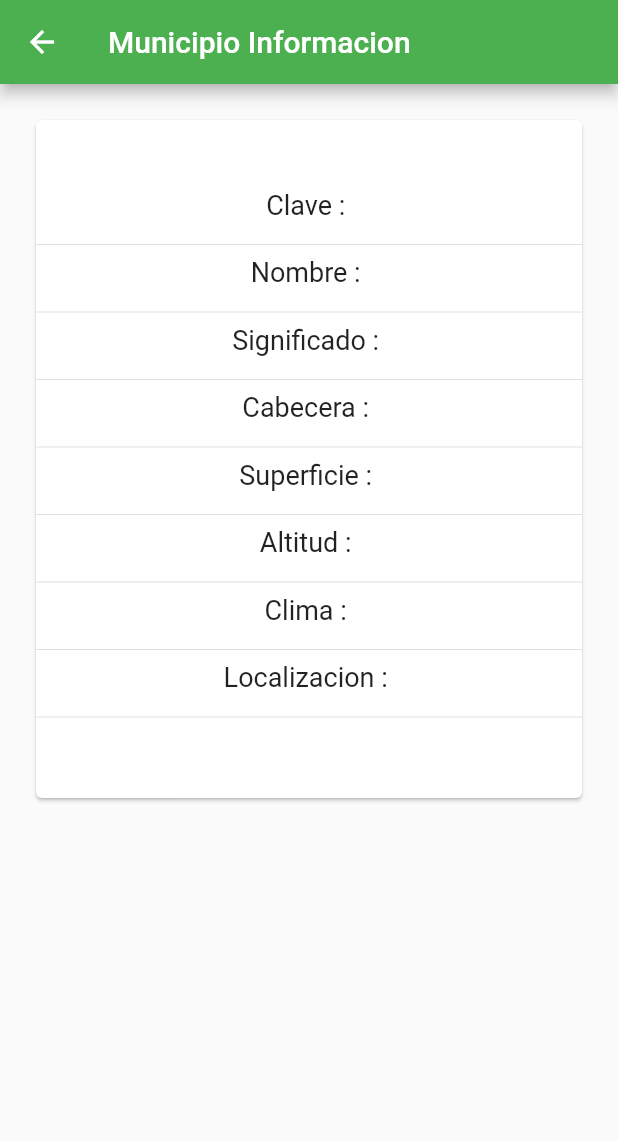
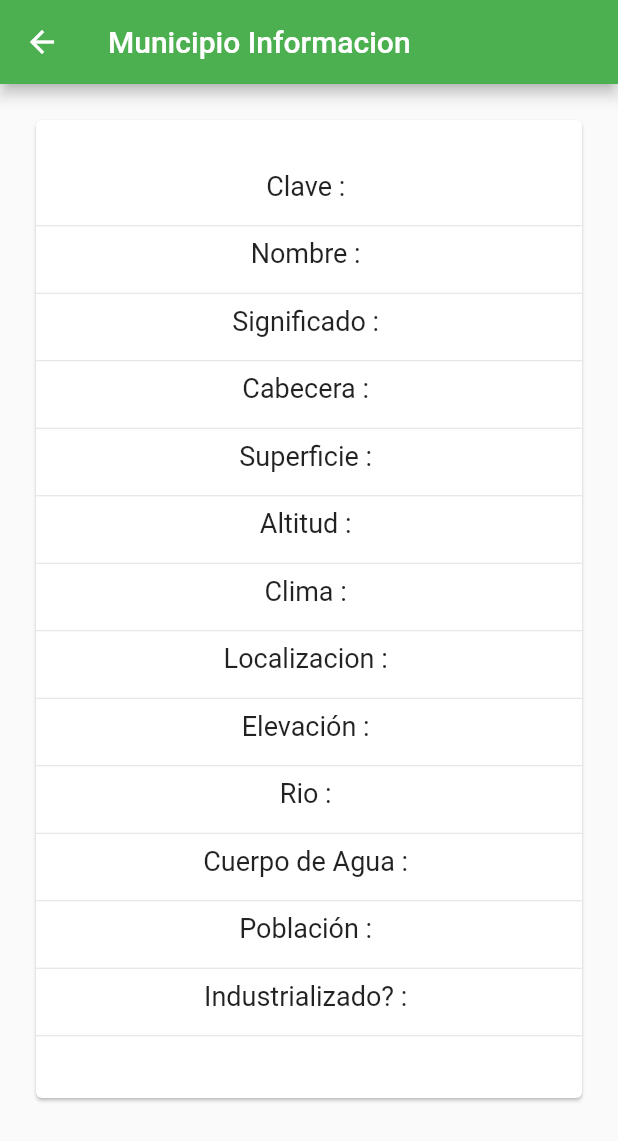
Before and after one commit to luiiss997/crud_flutter, a Flutter app: the MunicipioInfo screen opened directly with empty values, on a phone screen of 412 x 824 dp. Shown: the top 1141 px of the screen. Run offline on Flutter 3.47's test engine with Material 2 defaults, Android fonts, the phone set to English and light mode, and no system bars; our stand-ins replace firebase_auth, firebase_core, firebase_database; accounts and stored records are empty.

Commit message:
ASPESTOS FULL MEGA 1LINK

```diff
--- a/lib/ui/municipios_info.dart
+++ b/lib/ui/municipios_info.dart
@@ -2,20 +2,23 @@ import 'package:crud_flutter/model/aspectos.dart';
 import 'package:flutter/material.dart';
 import 'package:firebase_database/firebase_database.dart';
 import 'package:crud_flutter/model/municipio.dart';
-
+import 'package:crud_flutter/model/aspectos.dart';
 
 class MunicipioInfo extends StatefulWidget {
   final Municipio municipio;
   final Aspecto aspecto;
-  MunicipioInfo(this.municipio,this.aspecto);
+
+  MunicipioInfo(this.municipio, this.aspecto);
+
   @override
   _MunicipioInfoState createState() => _MunicipioInfoState();
 }
 
-final municipioRefencia = FirebaseDatabase.instance.reference().child('municipios');
+final municipioRefencia =
+    FirebaseDatabase.instance.reference().child('municipios');
+final Refencia = FirebaseDatabase.instance.reference().child('aspectos');
 
 class _MunicipioInfoState extends State<MunicipioInfo> {
-
   List<Municipio> items;
 
   @override
@@ -33,35 +36,64 @@ class _MunicipioInfoState extends State<MunicipioInfo> {
         backgroundColor: Colors.green,
       ),
       body: Container(
-        height: 500.0,
+        height: 700.0,
         padding: const EdgeInsets.all(20.0),
         child: Card(
           child: Center(
-            child:SingleChildScrollView(
+            child: SingleChildScrollView(
               child: Column(
                 children: <Widget>[
-                new Text("Clave : ${widget.municipio.clave}", style: TextStyle(fontSize: 18.0),),
+                  new Text("Clave : ${widget.municipio.clave}",
+                    style: TextStyle(fontSize: 18.0),),
                   Padding(padding: EdgeInsets.only(top: 8.0),),
                   Divider(),
-                new Text("Nombre : ${widget.municipio.nombre}", style: TextStyle(fontSize: 18.0),),
+                  new Text("Nombre : ${widget.municipio.nombre}",
+                    style: TextStyle(fontSize: 18.0),),
                   Padding(padding: EdgeInsets.only(top: 8.0),),
                   Divider(),
-                new Text("Significado : ${widget.municipio.significado}", style: TextStyle(fontSize: 18.0),),
+                  new Text("Significado : ${widget.municipio.significado}",
+                    style: TextStyle(fontSize: 18.0),),
                   Padding(padding: EdgeInsets.only(top: 8.0),),
                   Divider(),
-                new Text("Cabecera : ${widget.municipio.cabecera}", style: TextStyle(fontSize: 18.0),),
+                  new Text("Cabecera : ${widget.municipio.cabecera}",
+                    style: TextStyle(fontSize: 18.0),),
                   Padding(padding: EdgeInsets.only(top: 8.0),),
                   Divider(),
-                new Text("Superficie : ${widget.municipio.superficie}", style: TextStyle(fontSize: 18.0),),
+                  new Text("Superficie : ${widget.municipio.superficie}",
+                    style: TextStyle(fontSize: 18.0),),
                   Padding(padding: EdgeInsets.only(top: 8.0),),
                   Divider(),
-                new Text("Altitud : ${widget.municipio.altitud}", style: TextStyle(fontSize: 18.0),),
+                  new Text("Altitud : ${widget.municipio.altitud}",
+                    style: TextStyle(fontSize: 18.0),),
                   Padding(padding: EdgeInsets.only(top: 8.0),),
                   Divider(),
-                new Text("Clima : ${widget.municipio.clima}", style: TextStyle(fontSize: 18.0),),
+                  new Text("Clima : ${widget.municipio.clima}",
+                    style: TextStyle(fontSize: 18.0),),
                   Padding(padding: EdgeInsets.only(top: 8.0),),
                   Divider(),
-                new Text("Localizacion : ${widget.municipio.localizacion}", style: TextStyle(fontSize: 18.0),),
+                  new Text("Localizacion : ${widget.municipio.localizacion}",
+                    style: TextStyle(fontSize: 18.0),),
+                  Padding(padding: EdgeInsets.only(top: 8.0),),
+                  Divider(),
+                  new Text("Elevación : ${widget.aspecto.elevado}",
+                    style: TextStyle(fontSize: 18.0),),
+                  Padding(padding: EdgeInsets.only(top: 8.0),),
+                  Divider(),
+                  new Text("Rio : ${widget.aspecto.rio}",
+                    style: TextStyle(fontSize: 18.0),),
+                  Padding(padding: EdgeInsets.only(top: 8.0),),
+                  Divider(),
+                  new Text("Cuerpo de Agua : ${widget.aspecto.cuerpoagua}",
+                    style: TextStyle(fontSize: 18.0),),
+                  Padding(padding: EdgeInsets.only(top: 8.0),),
+                  Divider(),
+                  new Text("Población : ${widget.aspecto.poblacion}",
+                    style: TextStyle(fontSize: 18.0),),
+                  Padding(padding: EdgeInsets.only(top: 8.0),),
+                  Divider(),
+                  new Text(
+                    "Industrializado? : ${widget.aspecto.industrializado}",
+                    style: TextStyle(fontSize: 18.0),),
                   Padding(padding: EdgeInsets.only(top: 8.0),),
                   Divider(),
                 ],
```
Also changed, not shown: lib/page.dart (+17 -14 lines), lib/ui/municipio_screen.dart (+42 -41 lines). Lines whose indentation alone changed are shown as unchanged.
